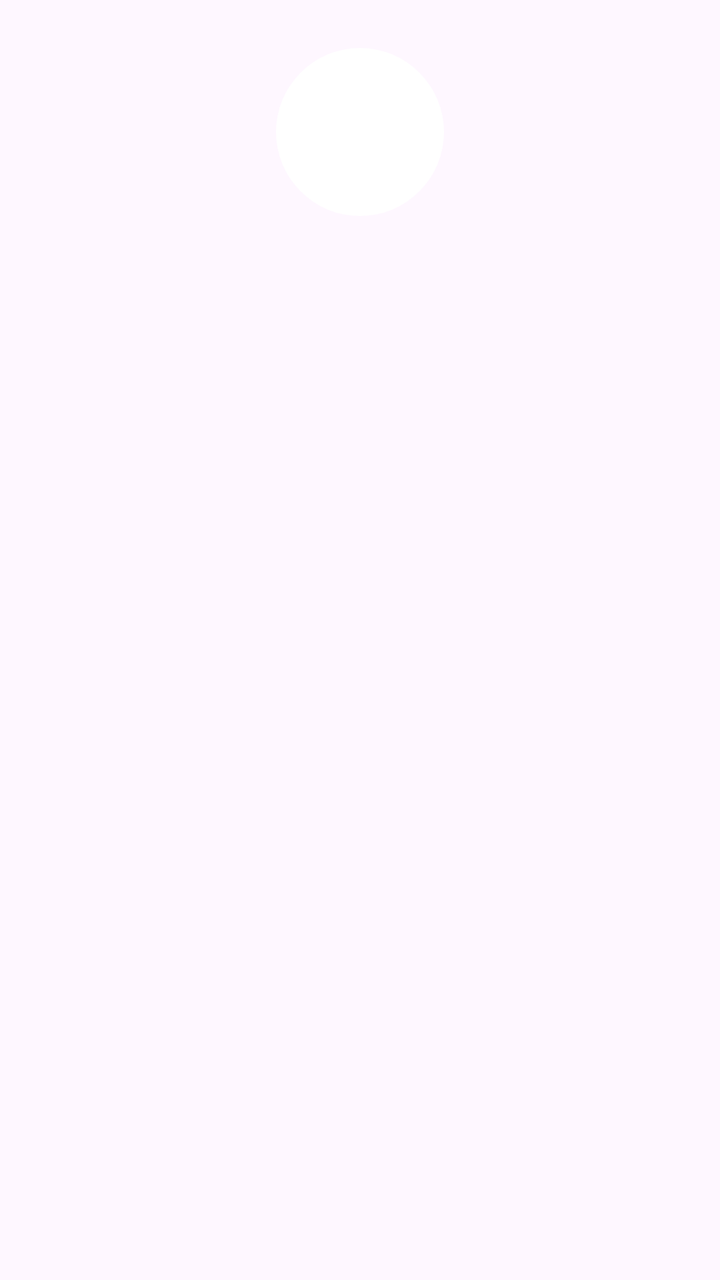
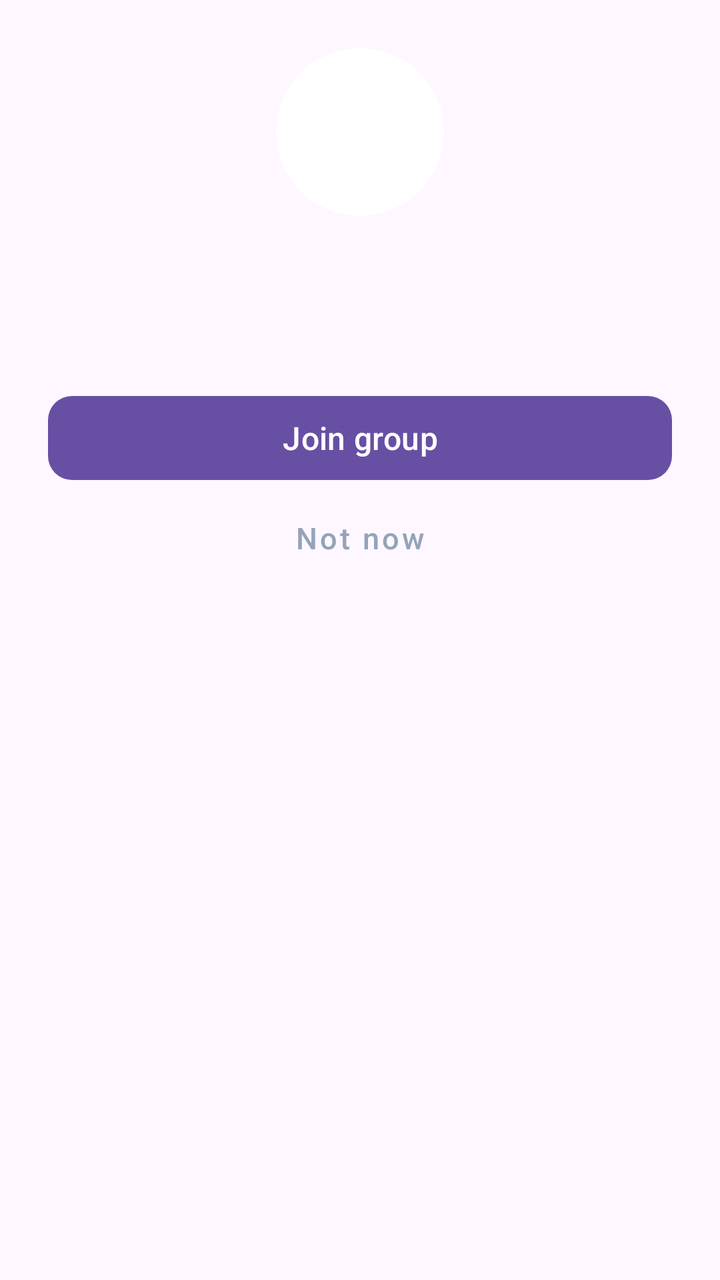

Two renders of the same Android screen: before a commit and after it. Below are the layout's source before the change and the commit's diff.
<!-- AndroidManifest.xml: application theme Theme.UnlimitedPossibilities12 -->
<!-- res/layout/dialog_invite_card.xml -->
<?xml version="1.0" encoding="utf-8"?>
<LinearLayout xmlns:android="http://schemas.android.com/apk/res/android"
    xmlns:app="http://schemas.android.com/apk/res-auto"
    android:layout_width="match_parent"
    android:layout_height="wrap_content"
    android:gravity="center_horizontal"
    android:orientation="vertical"
    android:paddingHorizontal="24dp"
    android:paddingTop="24dp"
    android:paddingBottom="4dp">

    <FrameLayout
        android:layout_width="84dp"
        android:layout_height="84dp">

        
        <TextView
            android:id="@+id/invite_avatar_letter"
            android:layout_width="84dp"
            android:layout_height="84dp"
            android:background="@drawable/bg_letter_avatar"
            android:gravity="center"
            android:textColor="#FFFFFF"
            android:textSize="34sp"
            android:textStyle="bold" />

        <com.google.android.material.imageview.ShapeableImageView
            android:id="@+id/invite_avatar"
            android:layout_width="84dp"
            android:layout_height="84dp"
            android:scaleType="centerCrop"
            android:contentDescription="Group picture"
            android:visibility="gone"
            app:shapeAppearanceOverlay="@style/ShapeAppearance.Up12.Round" />
    </FrameLayout>

    <TextView
        android:id="@+id/invite_name"
        android:layout_width="wrap_content"
        android:layout_height="wrap_content"
        android:layout_marginTop="14dp"
        android:gravity="center"
        android:textColor="#F8FAFC"
        android:textSize="20sp"
        android:textStyle="bold" />

    <TextView
        android:id="@+id/invite_subtitle"
        android:layout_width="wrap_content"
        android:layout_height="wrap_content"
        android:layout_marginTop="4dp"
        android:gravity="center"
        android:textColor="#94A3B8"
        android:textSize="14sp" />

</LinearLayout>
<!-- resources referenced by this layout -->
<resources>
  <!-- drawable bg_letter_avatar (drawable) -->
  <?xml version="1.0" encoding="utf-8"?>
  <shape xmlns:android="http://schemas.android.com/apk/res/android"
      android:shape="oval">
      <solid android:color="#FFFFFF" />
  </shape>
  <style name="ShapeAppearance.Up12.Round" parent="">
          <item name="cornerFamily">rounded</item>
          <item name="cornerSize">50%</item>
      </style>
  <style name="Theme.UnlimitedPossibilities12" parent="Base.Theme.UnlimitedPossibilities12" />
  <style name="Base.Theme.UnlimitedPossibilities12" parent="Theme.Material3.DayNight.NoActionBar">
          
          
      </style>
</resources>

<!-- the commit's change to res/layout/dialog_invite_card.xml (unified diff, before → after) -->
@@ -53,4 +53,26 @@
         android:textColor="#94A3B8"
         android:textSize="14sp" />
 
+    
+    <com.google.android.material.button.MaterialButton
+        android:id="@+id/invite_join"
+        android:layout_width="match_parent"
+        android:layout_height="50dp"
+        android:layout_marginTop="22dp"
+        android:text="Join group"
+        android:textAllCaps="false"
+        android:textSize="16sp"
+        app:cornerRadius="12dp" />
+
+    <com.google.android.material.button.MaterialButton
+        style="@style/Widget.MaterialComponents.Button.TextButton"
+        android:id="@+id/invite_cancel"
+        android:layout_width="match_parent"
+        android:layout_height="46dp"
+        android:layout_marginTop="2dp"
+        android:text="Not now"
+        android:textAllCaps="false"
+        android:textColor="#94A3B8"
+        android:textSize="15sp" />
+
 </LinearLayout>
